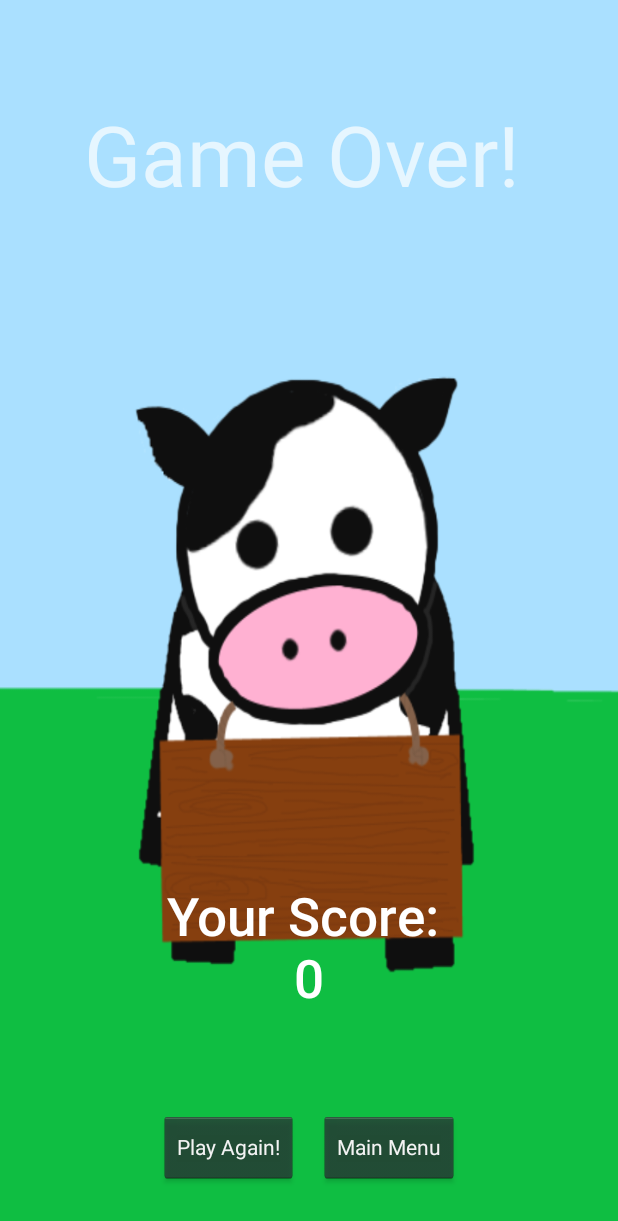
After one commit to charleychau/MooveIt, an Android app: the EndGame screen opened directly, with no data from a screen before it, on a phone screen of 412 x 824 dp. The commit adds this screen. Shown: the top 1221 px of the screen. Run offline under Robolectric (Android 15) with nearby library versions, the phone set to English and light mode, and no system bars; 1 statement that could not run was skipped.

Commit message:
Added Game Over screen and checkmark feedback

```diff
--- /dev/null
+++ b/app/src/main/java/com/example/charleychau/myapplication/EndGame.java
@@ -0,0 +1,44 @@
+package com.example.charleychau.myapplication;
+
+import android.content.Intent;
+import android.os.Bundle;
+import android.support.v7.app.AppCompatActivity;
+import android.view.View;
+import android.widget.Button;
+import android.widget.TextView;
+
+import org.w3c.dom.Text;
+
+public class EndGame extends AppCompatActivity {
+
+    private TextView finalScore;
+    private Button playAgainButton;
+    private Button mainmenuButton;
+
+    @Override
+    protected void onCreate(Bundle savedInstanceState) {
+        super.onCreate(savedInstanceState);
+        setContentView(R.layout.activity_end_game);
+
+        finalScore = (TextView) findViewById(R.id.score);
+        playAgainButton = (Button) findViewById(R.id.playAgainButton);
+        mainmenuButton = (Button) findViewById(R.id.mainmenuButton);
+
+        Bundle extras = getIntent().getExtras();
+        int score = extras.getInt("finalScore");
+        finalScore.setText("Your Score: " + "\n" + score);
+
+        playAgainButton.setOnClickListener(new View.OnClickListener(){
+            public void onClick(View v) {
+                Intent playGame = new Intent(EndGame.this, Game.class);
+                startActivity(playGame);
+            }
+        });
+        mainmenuButton.setOnClickListener(new View.OnClickListener(){
+            public void onClick(View v) {
+                Intent mainmenu = new Intent(EndGame.this, MainActivity.class);
+                startActivity(mainmenu);
+            }
+        });
+    }
+}
--- /dev/null
+++ b/app/src/main/res/layout/activity_end_game.xml
@@ -0,0 +1,56 @@
+<?xml version="1.0" encoding="utf-8"?>
+<RelativeLayout xmlns:android="http://schemas.android.com/apk/res/android"
+    xmlns:tools="http://schemas.android.com/tools"
+    android:id="@+id/activity_end_game"
+    android:layout_width="match_parent"
+    android:layout_height="match_parent"
+    android:background="@drawable/final_score"
+    android:paddingBottom="@dimen/activity_vertical_margin"
+    android:paddingLeft="@dimen/activity_horizontal_margin"
+    android:paddingRight="@dimen/activity_horizontal_margin"
+    android:paddingTop="@dimen/activity_vertical_margin"
+    tools:context="com.example.charleychau.myapplication.EndGame">
+
+    <TextView
+        android:text="Game Over!"
+        android:layout_marginTop="49dp"
+        android:id="@+id/gameOver"
+        android:layout_height="150dp"
+        android:textAppearance="@style/TextAppearance.AppCompat.Display3"
+        android:layout_width="300dp"
+        android:layout_alignParentTop="true"
+        android:layout_centerHorizontal="true" />
+
+    <Button
+        android:text="Main Menu"
+        android:layout_width="wrap_content"
+        android:layout_height="wrap_content"
+        android:id="@+id/mainmenuButton"
+        style="@android:style/Widget.Holo.Button.Small"
+        android:layout_alignBaseline="@+id/playAgainButton"
+        android:layout_alignBottom="@+id/playAgainButton"
+        android:layout_alignEnd="@+id/score" />
+
+    <Button
+        android:text="Play Again!"
+        android:layout_width="wrap_content"
+        android:layout_height="wrap_content"
+        android:layout_marginBottom="19dp"
+        android:id="@+id/playAgainButton"
+        style="@android:style/Widget.Holo.Button.Small"
+        android:layout_alignParentBottom="true"
+        android:layout_alignStart="@+id/score" />
+
+    <TextView
+        android:text="TextView"
+        android:gravity="center"
+        android:textSize="35dp"
+        android:id="@+id/score"
+        android:textAppearance="@style/TextAppearance.AppCompat.Body2"
+        android:layout_height="100dp"
+        android:layout_width="200dp"
+        android:layout_marginBottom="59dp"
+        android:layout_above="@+id/mainmenuButton"
+        android:layout_centerHorizontal="true" />
+
+</RelativeLayout>
```
Also changed, not shown: app/src/main/AndroidManifest.xml (+7 -2 lines), app/src/main/java/com/example/charleychau/myapplication/Game.java (+26 -16 lines), app/src/main/res/layout/activity_game.xml (+11 -1 lines), app/src/main/res/layout/activity_main.xml (+4 -5 lines).
